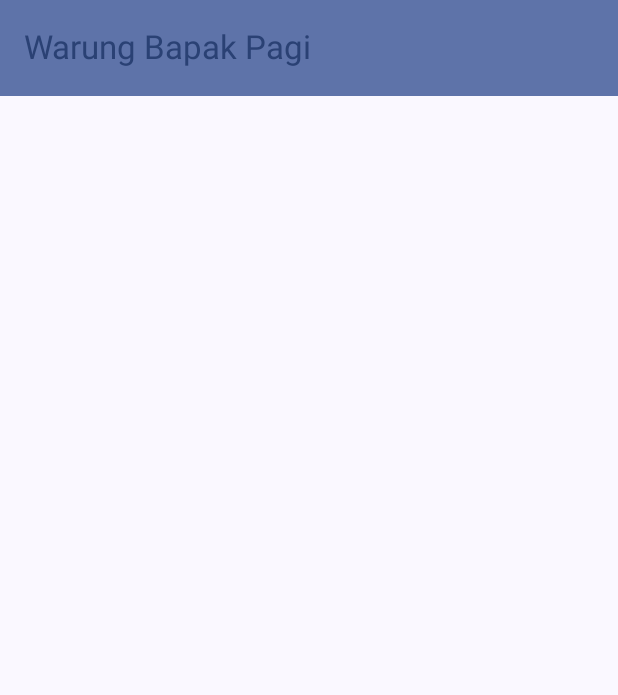
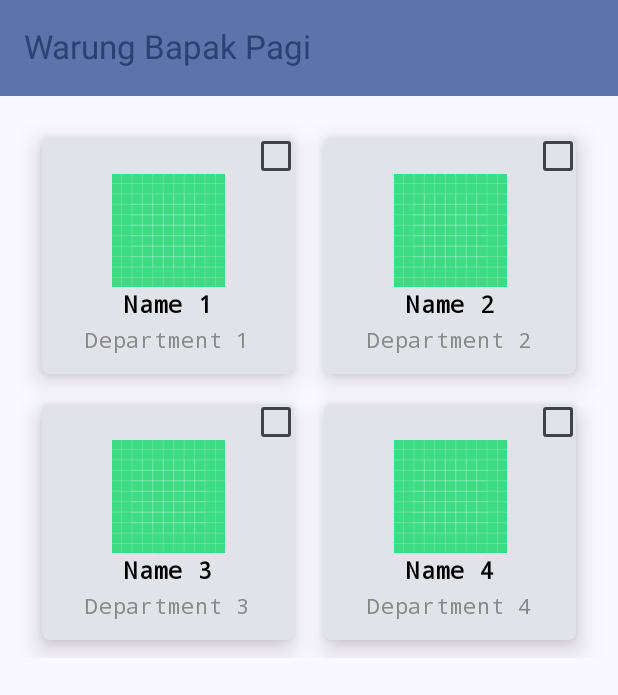
Before and after one commit to mega105/Warung-Bapak-Pagi, an Android app built with Jetpack Compose: the screen it shows after launch (MainActivity), on a phone screen of 412 x 824 dp. Shown: the top 695 px of the screen. Run offline under Robolectric (Android 15) with nearby library versions, the phone set to English and light mode, and no system bars.

Commit message:
Membuat CheckBox

```diff
--- a/app/src/main/java/org/d3if0037/warungbapakpagi/MainActivity.kt
+++ b/app/src/main/java/org/d3if0037/warungbapakpagi/MainActivity.kt
@@ -10,6 +10,7 @@ import androidx.compose.material3.Text
 import androidx.compose.runtime.Composable
 import androidx.compose.ui.Modifier
 import androidx.compose.ui.tooling.preview.Preview
+//import org.d3if0037.warungbapakpagi.ui.screen.AboutScreen
 import org.d3if0037.warungbapakpagi.ui.screen.MainScreen
 import org.d3if0037.warungbapakpagi.ui.theme.WarungBapakPagiTheme
 
--- a/app/src/main/java/org/d3if0037/warungbapakpagi/ui/screen/MainScreen.kt
+++ b/app/src/main/java/org/d3if0037/warungbapakpagi/ui/screen/MainScreen.kt
@@ -1,9 +1,23 @@
 package org.d3if0037.warungbapakpagi.ui.screen
 
 import android.content.res.Configuration
+import androidx.compose.foundation.Image
+import androidx.compose.foundation.clickable
+import androidx.compose.foundation.layout.Arrangement
 import androidx.compose.foundation.layout.Column
+import androidx.compose.foundation.layout.PaddingValues
+import androidx.compose.foundation.layout.Row
 import androidx.compose.foundation.layout.fillMaxSize
+import androidx.compose.foundation.layout.fillMaxWidth
 import androidx.compose.foundation.layout.padding
+import androidx.compose.foundation.layout.size
+import androidx.compose.foundation.lazy.grid.GridCells
+import androidx.compose.foundation.lazy.grid.LazyVerticalGrid
+import androidx.compose.foundation.shape.RoundedCornerShape
+import androidx.compose.material3.Card
+import androidx.compose.material3.CardDefaults
+import androidx.compose.material3.Checkbox
+import androidx.compose.material3.CheckboxDefaults
 import androidx.compose.material3.ExperimentalMaterial3Api
 import androidx.compose.material3.MaterialTheme
 import androidx.compose.material3.Scaffold
@@ -11,11 +25,24 @@ import androidx.compose.material3.Text
 import androidx.compose.material3.TopAppBar
 import androidx.compose.material3.TopAppBarDefaults
 import androidx.compose.runtime.Composable
+import androidx.compose.runtime.getValue
+import androidx.compose.runtime.mutableStateOf
+import androidx.compose.runtime.remember
+import androidx.compose.runtime.saveable.rememberSaveable
+import androidx.compose.runtime.setValue
+import androidx.compose.ui.Alignment
 import androidx.compose.ui.Modifier
+import androidx.compose.ui.draw.alpha
+import androidx.compose.ui.graphics.Color
+import androidx.compose.ui.res.painterResource
 import androidx.compose.ui.res.stringResource
+import androidx.compose.ui.text.font.FontFamily
+import androidx.compose.ui.text.font.FontWeight
 import androidx.compose.ui.tooling.preview.Preview
 import androidx.compose.ui.unit.dp
+import androidx.compose.ui.unit.sp
 import org.d3if0037.warungbapakpagi.R
+import org.d3if0037.warungbapakpagi.ui.theme.Purple80
 import org.d3if0037.warungbapakpagi.ui.theme.WarungBapakPagiTheme
 
 @OptIn(ExperimentalMaterial3Api::class)
@@ -40,14 +67,84 @@ fun MainScreen() {
 
 @Composable
 fun ScreenContent(modifier: Modifier){
+
     Column(
         modifier = modifier
             .fillMaxSize()
             .padding(16.dp)
     ) {
+        LazyVerticalGrid(
+            columns = GridCells.Fixed(2),
+            contentPadding = PaddingValues(2.dp)
+        ) {
+            items(4) { index ->
+                var isChecked by remember { mutableStateOf(false) } // Buat mutable state untuk status checkbox
+
+                Card(
+                    modifier = Modifier
+                        .fillMaxWidth()
+                        .padding(10.dp)
+                        .clickable { // Tambahkan clickable modifier pada Card
+                            isChecked = !isChecked // Toggle status checkbox ketika Card diklik
+                        },
+                    elevation = CardDefaults.cardElevation(
+                        defaultElevation = 10.dp
+                    ),
+                    shape = RoundedCornerShape(5.dp)
+                ) {
+                    Column {
+                        Row(
+                            modifier = Modifier.fillMaxWidth(),
+                            horizontalArrangement = Arrangement.End
+                        ) {
+                            Checkbox(
+                                modifier = Modifier
+                                    .size(24.dp),
+                                checked = isChecked, // Gunakan status yang diperbarui
+                                onCheckedChange = { isChecked = it }, // Perbarui status ketika checkbox diubah
+                                colors = CheckboxDefaults.colors(Purple80)
+                            )
+                        }
+
+                        Column(
+                            modifier = Modifier
+                                .fillMaxSize()
+                                .padding(bottom = 10.dp),
+                            horizontalAlignment = Alignment.CenterHorizontally,
+                            verticalArrangement = Arrangement.Center
+                        ) {
+                            Image(
+                                painter = painterResource(id = R.drawable.ic_launcher_background), // ganti dengan gambar Anda
+                                contentDescription = "ini deskripsi", // ganti juga
+                                modifier = Modifier.size(75.dp)
+                            )
+
+                            Text(
+                                text = "Name ${index + 1}",
+                                color = Color.Black,
+                                fontWeight = FontWeight.Bold,
+                                fontSize = 16.sp,
+                                fontFamily = FontFamily.Monospace
+                            )
+
+                            Text(
+                                text = "Department ${index + 1}",
+                                color = Color.Gray,
+                                fontSize = 14.sp,
+                                fontFamily = FontFamily.Monospace
+                            )
+                        }
+                    }
+                }
+            }
+        }
+
 
     }
+
 }
+
+
 
 @Preview(showBackground = true)
 @Preview(uiMode = Configuration.UI_MODE_NIGHT_YES, showBackground = true)
```
Also changed, not shown: app/src/main/java/org/d3if0037/warungbapakpagi/ui/screen/AboutScreen.kt (+35 -37 lines), app/src/main/java/org/d3if0037/warungbapakpagi/ui/screen/Kirim.kt (+33 -33 lines).
